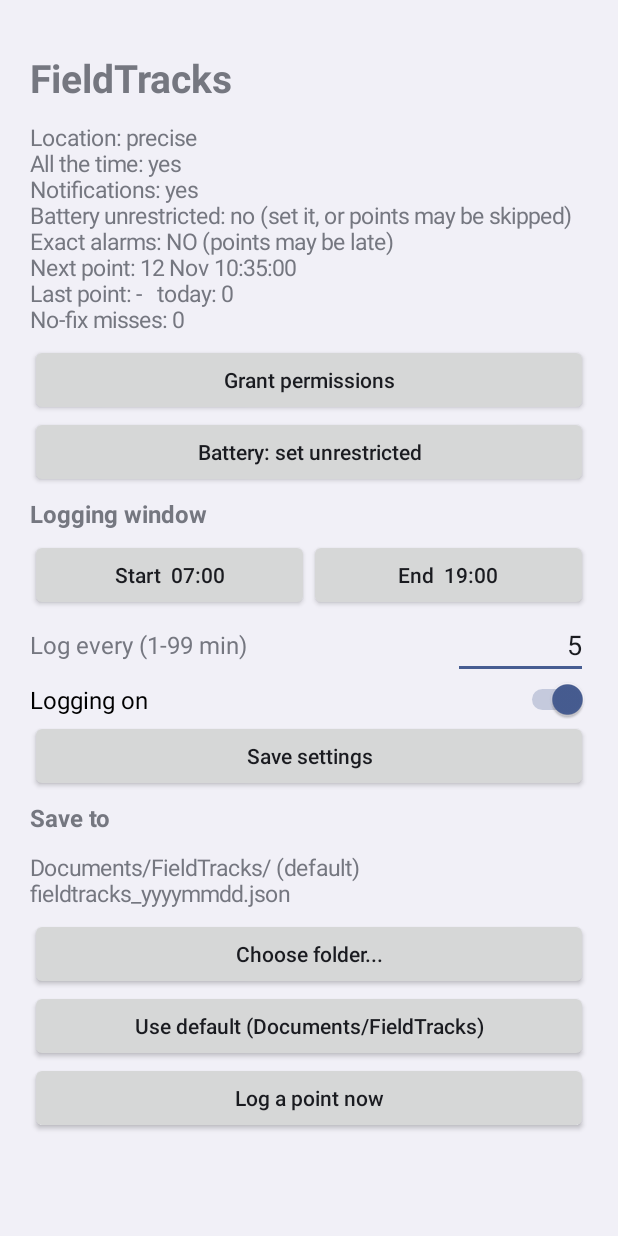
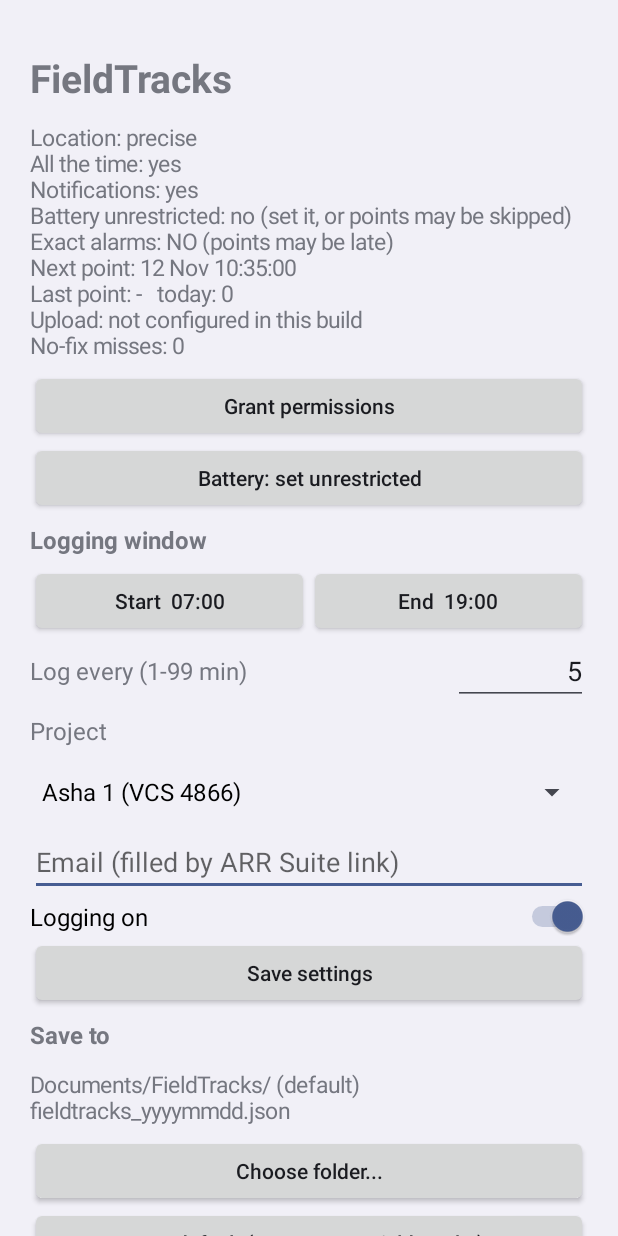
Before and after one commit to forestsoil/fieldtracks, an Android app: the screen it shows after launch (MainActivity), after a tap on "Save settings", on a phone screen of 412 x 824 dp. Run offline under Robolectric (Android 15) with nearby library versions, the phone set to English and light mode, and no system bars; pictures from the network do not load; 3 other taps on this screen came first.

Commit message:
v1.1: auto-dispatch to Asha 1 daily report

```diff
--- a/app/src/main/java/app/fieldtracks/Cfg.kt
+++ b/app/src/main/java/app/fieldtracks/Cfg.kt
@@ -10,12 +10,14 @@ data class Cfg(
     val endMin: Int = 19 * 60,       // window end (inclusive)
     val intervalMin: Int = 5,        // 1-99
     val treeUri: String? = null,     // null = Documents/FieldTracks via MediaStore
-    val enabled: Boolean = true
+    val enabled: Boolean = true,
+    val email: String = "",
+    val project: String = "asha1"
 ) {
     fun save(c: Context) {
         val e = prefs(c).edit()
             .putInt("start", startMin).putInt("end", endMin)
-            .putInt("interval", intervalMin).putBoolean("on", enabled)
+            .putInt("interval", intervalMin).putBoolean("on", enabled).putString("email", email).putString("project", project)
         if (treeUri == null) e.remove("tree") else e.putString("tree", treeUri)
         e.apply()
     }
@@ -27,7 +29,8 @@ data class Cfg(
             return Cfg(
                 p.getInt("start", 7 * 60), p.getInt("end", 19 * 60),
                 p.getInt("interval", 5).coerceIn(1, 99),
-                p.getString("tree", null), p.getBoolean("on", true)
+                p.getString("tree", null), p.getBoolean("on", true), p.getString("email", "") ?: "",
+                p.getString("project", "asha1") ?: "asha1"
             )
         }
         fun hm(min: Int) = "%02d:%02d".format(min / 60, min % 60)
@@ -47,4 +50,6 @@ object Status {
     fun err(c: Context, m: String) =
         Cfg.prefs(c).edit().putString("err", stamp() + " " + m.take(300)).apply()
     fun clearErr(c: Context) = Cfg.prefs(c).edit().remove("err").apply()
+    fun upErr(c: Context, m: String) = Cfg.prefs(c).edit().putString("upErr", stamp() + " " + m.take(300)).apply()
+    fun upClear(c: Context) = Cfg.prefs(c).edit().remove("upErr").apply()
 }
--- a/app/src/main/java/app/fieldtracks/LogService.kt
+++ b/app/src/main/java/app/fieldtracks/LogService.kt
@@ -103,6 +103,7 @@ class LogService : Service() {
         } catch (e: Throwable) {
             Status.err(this, "log: " + e.javaClass.simpleName + " " + e.message)
         }
+        try { if (Uploader.pending(this).isNotEmpty()) Uploader.kick(this) } catch (e: Throwable) {}
         try { wl?.release() } catch (e: Exception) {}
         busy = false
         stopForeground(STOP_FOREGROUND_REMOVE)
--- a/app/src/main/java/app/fieldtracks/MainActivity.kt
+++ b/app/src/main/java/app/fieldtracks/MainActivity.kt
@@ -13,6 +13,7 @@ import android.os.PowerManager
 import android.provider.Settings as AndroidSettings
 import android.text.InputType
 import android.view.Gravity
+import android.view.View
 import android.widget.*
 import java.time.Instant
 import java.time.ZoneId
@@ -26,6 +27,8 @@ class MainActivity : Activity() {
     private lateinit var startBtn: Button
     private lateinit var endBtn: Button
     private lateinit var intervalIn: EditText
+    private lateinit var emailIn: EditText
+    private lateinit var projSpin: Spinner
     private lateinit var onSwitch: Switch
     private val dt = DateTimeFormatter.ofPattern("d MMM HH:mm:ss")
 
@@ -49,6 +52,27 @@ class MainActivity : Activity() {
             inputType = InputType.TYPE_CLASS_NUMBER; setText(cfg.intervalMin.toString()); gravity = Gravity.END
             layoutParams = LinearLayout.LayoutParams(dp(90), LinearLayout.LayoutParams.WRAP_CONTENT)
         }
+        emailIn = EditText(this).apply {
+            hint = "Email (filled by ARR Suite link)"; setText(cfg.email)
+            inputType = InputType.TYPE_CLASS_TEXT or InputType.TYPE_TEXT_VARIATION_EMAIL_ADDRESS
+        }
+        projSpin = Spinner(this).apply {
+            adapter = ArrayAdapter(this@MainActivity, android.R.layout.simple_spinner_dropdown_item,
+                Projects.all.map { it.label + (if (it.enabled) "" else " (disabled)") })
+            setSelection(Projects.all.indexOfFirst { it.key == cfg.project }.coerceAtLeast(0))
+            onItemSelectedListener = object : AdapterView.OnItemSelectedListener {
+                override fun onItemSelected(p: AdapterView<*>?, v: View?, pos: Int, id: Long) {
+                    val pr = Projects.all[pos]
+                    if (!pr.enabled) {
+                        Toast.makeText(this@MainActivity, "Not enabled yet", Toast.LENGTH_SHORT).show()
+                        setSelection(Projects.all.indexOfFirst { it.key == cfg.project }.coerceAtLeast(0))
+                    } else if (pr.key != cfg.project) {
+                        cfg = cfg.copy(project = pr.key); cfg.save(this@MainActivity); Uploader.kick(this@MainActivity)
+                    }
+                }
+                override fun onNothingSelected(p: AdapterView<*>?) {}
+            }
+        }
         onSwitch = Switch(this).apply { text = "Logging on"; isChecked = cfg.enabled; textSize = 16f }
 
         val intervalRow = LinearLayout(this).apply {
@@ -67,21 +91,46 @@ class MainActivity : Activity() {
             addView(statusText)
             addView(btn("Grant permissions") { grantStep() })
             addView(btn("Battery: set unrestricted") { batteryOff() })
-            addView(tv("Logging window", 16f, true)); addView(timeRow); addView(intervalRow); addView(onSwitch)
+            addView(tv("Logging window", 16f, true)); addView(timeRow); addView(intervalRow); addView(tv("Project")); addView(projSpin); addView(emailIn); addView(onSwitch)
             addView(btn("Save settings") { save() })
             addView(tv("Save to", 16f, true)); addView(destText)
             addView(btn("Choose folder...") { chooseFolder() })
             addView(btn("Use default (Documents/FieldTracks)") { useDefault() })
+            addView(btn("Upload now") {
+                Cfg.prefs(this@MainActivity).edit().putBoolean("force", true).apply()
+                Uploader.kick(this@MainActivity)
+                Toast.makeText(this@MainActivity, "Upload queued", Toast.LENGTH_SHORT).show()
+            })
             addView(btn("Log a point now") { startForegroundService(Intent(this@MainActivity, LogService::class.java)) })
             addView(errText)
         }
         setContentView(ScrollView(this).apply { addView(col) })
         labels()
+        safe { handleLink(intent) }
+    }
+
+    override fun onNewIntent(i: Intent?) {
+        super.onNewIntent(i)
+        setIntent(i)
+        safe { handleLink(i) }
+    }
+
+    private fun handleLink(i: Intent?) {
+        val u = i?.data ?: return
+        if (u.scheme != "fieldtracks") return
+        val e = u.getQueryParameter("email")?.trim()?.lowercase()
+        val pj = u.getQueryParameter("project")?.trim()?.lowercase()
+        if (pj != null && Projects.all.any { it.key == pj && it.enabled }) cfg = cfg.copy(project = pj)
+        if (!e.isNullOrBlank()) {
+            cfg = cfg.copy(email = e); cfg.save(this); emailIn.setText(e)
+            Toast.makeText(this, "Linked: $e", Toast.LENGTH_LONG).show()
+            Uploader.kick(this)
+        }
     }
 
     override fun onResume() {
         super.onResume()
-        safe { cfg = Cfg.load(this); labels(); Scheduler.arm(this); refresh() }
+        safe { cfg = Cfg.load(this); labels(); Scheduler.arm(this); Uploader.kick(this); refresh() }
     }
 
     private fun safe(f: () -> Unit) {
@@ -103,7 +152,7 @@ class MainActivity : Activity() {
         val iv = (intervalIn.text.toString().toIntOrNull() ?: 5).coerceIn(1, 99)
         intervalIn.setText(iv.toString())
         if (cfg.endMin <= cfg.startMin) { Toast.makeText(this, "End must be after start", Toast.LENGTH_LONG).show(); return }
-        cfg = cfg.copy(intervalMin = iv, enabled = onSwitch.isChecked)
+        cfg = cfg.copy(intervalMin = iv, enabled = onSwitch.isChecked, email = emailIn.text.toString().trim().lowercase())
         cfg.save(this); Scheduler.arm(this); refresh()
     }
 
@@ -190,10 +239,14 @@ class MainActivity : Activity() {
         lines += "Next point: " + (if (!cfg.enabled) "off" else if (next > 0) t(next) else "-")
         val last = p.getLong("lastTs", 0L)
         lines += "Last point: " + (if (last > 0) t(last) else "-") + "   today: " + TrackStore.todayCount(this)
+        val upTs = p.getLong("upTs", 0L)
+        lines += "Upload: " + (if (!Uploader.configured(this)) "not configured in this build"
+            else if (cfg.email.isBlank()) "email not set"
+            else "last ok " + (if (upTs > 0) t(upTs) else "-") + ", pending " + Uploader.pending(this).size)
         lines += "No-fix misses: " + p.getInt("misses", 0)
         statusText.text = lines.joinToString("\n")
         destText.text = (cfg.treeUri?.let { Uri.parse(it).lastPathSegment } ?: "Documents/FieldTracks/ (default)") +
             "\nfieldtracks_yyyymmdd.json"
-        errText.text = p.getString("err", null)?.let { "Last error: $it" } ?: ""
+        errText.text = listOfNotNull(p.getString("err", null), p.getString("upErr", null)).joinToString("\n") { "Last error: $it" }
     }
 }
--- /dev/null
+++ b/app/src/main/java/app/fieldtracks/Projects.kt
@@ -0,0 +1,19 @@
+package app.fieldtracks
+
+import android.content.Context
+
+data class Project(val key: String, val label: String, val url: String, val enabled: Boolean)
+
+object Projects {
+    // Add a project's Apps Script /exec URL and set enabled = true to switch it on.
+    val all = listOf(
+        Project("asha1", "Asha 1 (VCS 4866)", "https://script.google.com/macros/s/AKfycbyQ1AmDKLV2r0aJl54nhcvBIBhEGSAC9prUQdUtqd1tulmrM8LfLezhPraAcZ4LLbk0/exec", true),
+        Project("asha2", "Asha 2", "", false),
+        Project("arun", "Arun", "", false)
+    )
+
+    fun active(c: Context): Project {
+        val k = Cfg.prefs(c).getString("project", "asha1")
+        return all.firstOrNull { it.key == k && it.enabled } ?: all[0]
+    }
+}
--- a/app/src/main/java/app/fieldtracks/Scheduler.kt
+++ b/app/src/main/java/app/fieldtracks/Scheduler.kt
@@ -29,6 +29,16 @@ object Plan {
         return after + 24 * 60 * MIN
     }
 
+    /** Next upload moment: one minute after window end, each day. */
+    fun nextUpload(s: Cfg, after: Long, zone: ZoneId = ZoneId.systemDefault()): Long {
+        val d0 = Instant.ofEpochMilli(after).atZone(zone).toLocalDate()
+        for (i in 0..2) {
+            val t = d0.plusDays(i.toLong()).atStartOfDay(zone).plusMinutes(s.endMin + 1L).toInstant().toEpochMilli()
+            if (t > after) return t
+        }
+        return after + 24 * MIN * 60
+    }
+
     fun inWindow(s: Cfg, t: Long, zone: ZoneId = ZoneId.systemDefault()): Boolean {
         val z = Instant.ofEpochMilli(t).atZone(zone)
         val m = z.hour * 60 + z.minute
@@ -45,6 +55,17 @@ object Scheduler {
         )
     }
 
+    private fun upPi(c: Context): PendingIntent = PendingIntent.getBroadcast(
+        c, 2, Intent(c, UploadAlarmReceiver::class.java), PendingIntent.FLAG_UPDATE_CURRENT or PendingIntent.FLAG_IMMUTABLE
+    )
+
+    fun armUpload(c: Context, s: Cfg, after: Long = System.currentTimeMillis()) {
+        val am = c.getSystemService(AlarmManager::class.java)
+        am.cancel(upPi(c))
+        if (!Uploader.configured(c)) return
+        am.setAndAllowWhileIdle(AlarmManager.RTC_WAKEUP, Plan.nextUpload(s, after), upPi(c))
+    }
+
     fun canExact(c: Context): Boolean =
         Build.VERSION.SDK_INT < 31 || c.getSystemService(AlarmManager::class.java).canScheduleExactAlarms()
 
@@ -53,6 +74,7 @@ object Scheduler {
         val am = c.getSystemService(AlarmManager::class.java)
         am.cancel(pi(c, null))
         val s = Cfg.load(c)
+        armUpload(c, s, after)
         if (!s.enabled) { Cfg.prefs(c).edit().remove("nextAt").apply(); return }
         val at = Plan.next(s, after)
         try {
@@ -80,6 +102,17 @@ class AlarmReceiver : BroadcastReceiver() {
     }
 }
 
+class UploadAlarmReceiver : BroadcastReceiver() {
+    override fun onReceive(c: Context, i: Intent) {
+        Scheduler.armUpload(c, Cfg.load(c), System.currentTimeMillis() + 1000)
+        Uploader.kick(c)
+    }
+}
+
 class BootReceiver : BroadcastReceiver() {
-    override fun onReceive(c: Context, i: Intent) = Scheduler.arm(c)
+    override fun onReceive(c: Context, i: Intent) {
+        if (i.action == Intent.ACTION_BOOT_COMPLETED) Cfg.prefs(c).edit().putLong("lastBoot", System.currentTimeMillis()).apply()
+        Scheduler.arm(c)
+        Uploader.kick(c)
+    }
 }
--- a/app/src/main/java/app/fieldtracks/TrackStore.kt
+++ b/app/src/main/java/app/fieldtracks/TrackStore.kt
@@ -55,6 +55,8 @@ object TrackStore {
         if (loc.hasSpeed()) p.put("spd", r1(loc.speed.toDouble()))
         p.put("src", src)
         val pts = r.getJSONArray("points")
+        val n0 = pts.length()
+        if (n0 > 0 && pts.getJSONObject(n0 - 1).optString("t") == p.getString("t")) return Pair(f, n0) // same fix twice
         pts.put(p)
         val tmp = File(f.path + ".tmp")
         tmp.writeText(r.toString(1))
```
Also changed, not shown: app/build.gradle.kts (+5 -2 lines), app/src/main/AndroidManifest.xml (+14 -0 lines), app/src/main/java/app/fieldtracks/Uploader.kt (added, +120 -0 lines), 2 other files.
